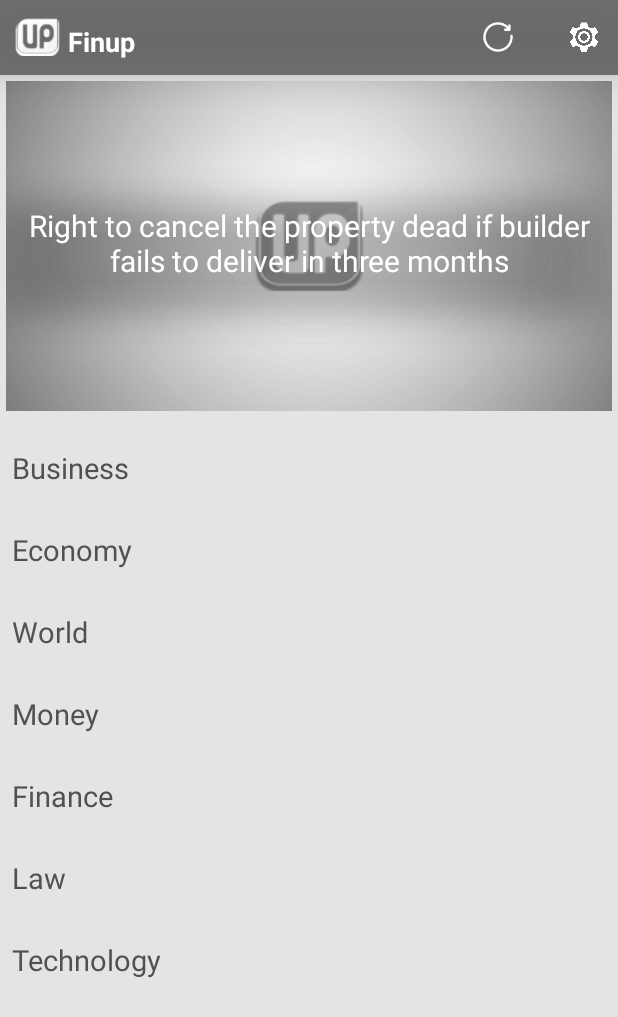
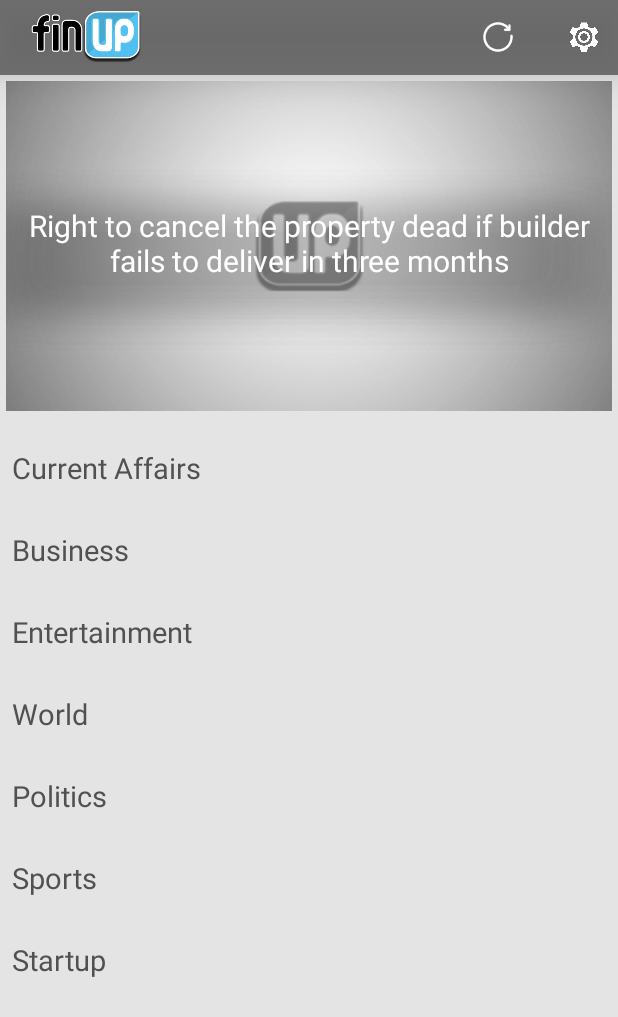
Before and after one commit to DhruvSuri/app, an Android app: the layout activity_home_screen.xml on its own in the app's theme, with its tools: preview values and no code run, on a phone screen of 412 x 824 dp. Shown: the top 1017 px of the screen. Run offline under Robolectric (Android 15) with nearby library versions, the phone set to English and light mode, and no system bars.

Commit message:
minor bug fixes-categories

```diff
--- a/src/main/java/com/app/azazte/azazte/MainActivity.java
+++ b/src/main/java/com/app/azazte/azazte/MainActivity.java
@@ -78,7 +78,7 @@ public class MainActivity extends AppCompatActivity {
         if (PrefManager.getInstance().getNewsCardId() != null) {
             if (!PrefManager.getInstance().getNewsCardId().equals("null")) {
                 intent = new Intent(getApplicationContext(),
-                        NewUI.class);
+                        HomeScreen.class);
             }
         }
         intent.setFlags(Intent.FLAG_ACTIVITY_NO_ANIMATION);
--- a/src/main/res/layout/activity_home_screen.xml
+++ b/src/main/res/layout/activity_home_screen.xml
@@ -31,27 +31,14 @@
             android:layout_marginRight="20dp" />
 
         <ImageView
-            android:layout_width="30dp"
-            android:layout_height="25dp"
+            android:layout_width="90dp"
+            android:layout_height="50dp"
             android:id="@+id/back"
-            android:src="@drawable/uplogo"
+            android:src="@drawable/logo"
             android:layout_centerVertical="true"
             android:layout_marginLeft="10dp"
             android:scaleType="fitXY" />
 
-        <TextView
-            android:layout_width="wrap_content"
-            android:layout_height="wrap_content"
-            android:textAppearance="?android:attr/textAppearanceMedium"
-            android:text="Finup"
-            android:id="@+id/categoriesTextMenu"
-            android:textColor="#ffffff"
-            android:textSize="18dp"
-            android:layout_marginTop="15dp"
-            android:layout_marginLeft="5dp"
-            android:layout_toRightOf="@+id/back"
-            android:layout_alignParentBottom="false"
-            android:textStyle="bold" />
         <ImageView
             android:layout_width="25dp"
             android:layout_height="25dp"
--- a/src/main/res/layout/categories.xml
+++ b/src/main/res/layout/categories.xml
@@ -135,7 +135,7 @@
                     android:layout_width="wrap_content"
                     android:layout_height="wrap_content"
                     android:textAppearance="?android:attr/textAppearanceMedium"
-                    android:text="MONEY"
+                    android:text="ENTERTAINMENT"
                     android:id="@+id/textView40"
                     android:layout_alignParentTop="false"
                     android:layout_centerInParent="true"
--- a/src/main/res/layout/homerecyclerview.xml
+++ b/src/main/res/layout/homerecyclerview.xml
@@ -37,7 +37,7 @@
             android:layout_width="wrap_content"
             android:layout_height="wrap_content"
             android:textAppearance="?android:attr/textAppearanceMedium"
-            android:text="Business"
+            android:text="Current Affairs"
             android:id="@+id/textView8"
             android:textSize="19dp"
             android:textColor="@color/homeTxt"
@@ -82,7 +82,7 @@
             android:layout_width="wrap_content"
             android:layout_height="wrap_content"
             android:textAppearance="?android:attr/textAppearanceMedium"
-            android:text="Economy"
+            android:text="Business"
             android:id="@+id/textView8"
             android:textSize="19dp"
             android:textColor="@color/homeTxt"
@@ -128,7 +128,7 @@
             android:layout_width="wrap_content"
             android:layout_height="wrap_content"
             android:textAppearance="?android:attr/textAppearanceMedium"
-            android:text="World"
+            android:text="Entertainment"
             android:id="@+id/textView8"
             android:textSize="19dp"
             android:textColor="@color/homeTxt"
@@ -172,7 +172,7 @@
             android:layout_width="wrap_content"
             android:layout_height="wrap_content"
             android:textAppearance="?android:attr/textAppearanceMedium"
-            android:text="Money"
+            android:text="World"
             android:id="@+id/textView8"
             android:textSize="19dp"
             android:textColor="@color/homeTxt"
@@ -216,7 +216,7 @@
             android:layout_width="wrap_content"
             android:layout_height="wrap_content"
             android:textAppearance="?android:attr/textAppearanceMedium"
-            android:text="Finance"
+            android:text="Politics"
             android:id="@+id/textView8"
             android:textSize="19dp"
             android:textColor="@color/homeTxt"
@@ -260,7 +260,7 @@
             android:layout_width="wrap_content"
             android:layout_height="wrap_content"
             android:textAppearance="?android:attr/textAppearanceMedium"
-            android:text="Law"
+            android:text="Sports"
             android:id="@+id/textView8"
             android:textSize="19dp"
             android:textColor="@color/homeTxt"
@@ -305,7 +305,7 @@
             android:layout_width="wrap_content"
             android:layout_height="wrap_content"
             android:textAppearance="?android:attr/textAppearanceMedium"
-            android:text="Technology"
+            android:text="Startup"
             android:id="@+id/textView8"
             android:textSize="19dp"
             android:textColor="@color/homeTxt"
```
Also changed, not shown: src/main/AndroidManifest.xml (+6 -1 lines), src/main/java/com/app/azazte/azazte/NewUI.java (+17 -26 lines), src/main/res/values/strings.xml (+4 -4 lines), src/main/res/drawable/mon.jpg.
